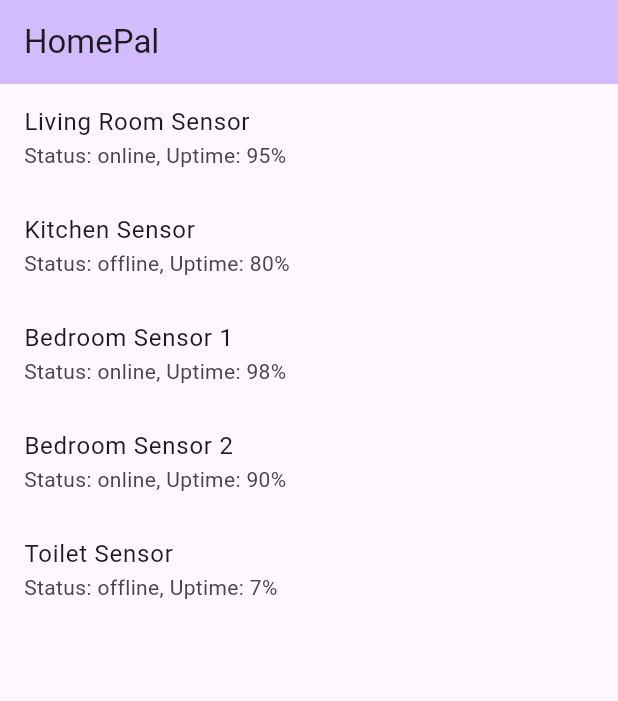
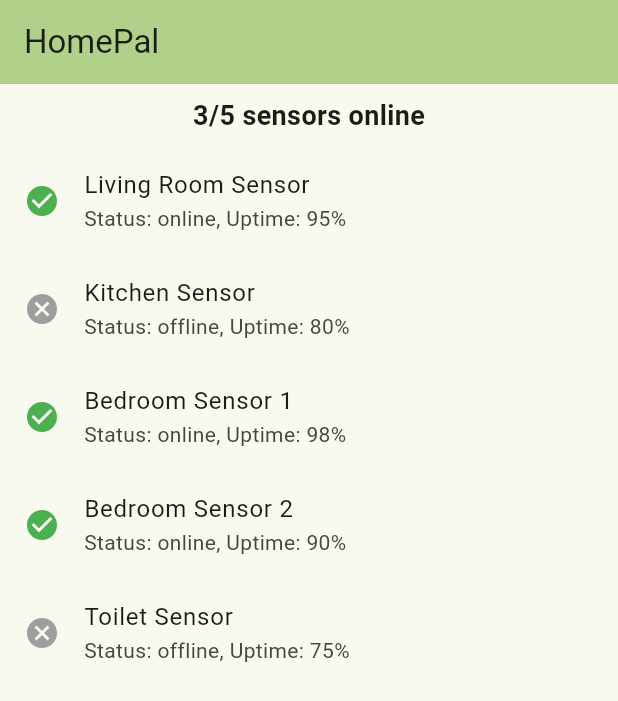
Before and after one commit to Madeee1/Simple-Flutter-Dashboard, a Flutter app: the screen it shows after launch, on a phone screen of 412 x 824 dp. Shown: the top 701 px of the screen. Run offline on Flutter 3.47's test engine with Material 3 defaults, Android fonts, the phone set to English and light mode, and no system bars.

Commit message:
feat: UI Development

```diff
--- a/assets/mock_data.json
+++ b/assets/mock_data.json
@@ -4,6 +4,6 @@
         {"id":"sensor_2","name":"Kitchen Sensor","status":"offline","uptime": 80},
         {"id":"sensor_3","name":"Bedroom Sensor 1","status":"online","uptime": 98},
         {"id":"sensor_4","name":"Bedroom Sensor 2","status":"online","uptime": 90},
-        {"id":"sensor_5","name":"Toilet Sensor","status":"offline","uptime": 7}
+        {"id":"sensor_5","name":"Toilet Sensor","status":"offline","uptime": 75}
     ]
 }
--- a/lib/main.dart
+++ b/lib/main.dart
@@ -30,7 +30,7 @@
         //
         // This works for code too, not just values: Most code changes can be
         // tested with just a hot reload.
-        colorScheme: ColorScheme.fromSeed(seedColor: Colors.deepPurple),
+        colorScheme: ColorScheme.fromSeed(seedColor: Colors.lightGreen),
         useMaterial3: true,
       ),
       home: const MyHomePage(title: 'HomePal'),
@@ -57,7 +57,6 @@
 }
 
 class _MyHomePageState extends State<MyHomePage> {
-  int _counter = 0;
   List<dynamic> _data = [];
 
   @override
@@ -75,6 +74,18 @@
     });
   }
 
+  Widget _buildSummary() {
+    int onlineCount =
+        _data.where((sensor) => sensor['status'] == 'online').length;
+    return Padding(
+      padding: const EdgeInsets.all(8.0),
+      child: Text(
+        '$onlineCount/${_data.length} sensors online',
+        style: TextStyle(fontSize: 18, fontWeight: FontWeight.bold),
+      ),
+    );
+  }
+
   @override
   Widget build(BuildContext context) {
     return Scaffold(
@@ -85,10 +96,22 @@
       body: Center(
         child: _data.isEmpty
             ? const CircularProgressIndicator()
-            : ListView.builder(
+            : Column(
+                children: [
+                  _buildSummary(),
+                  Expanded(
+                    child: ListView.builder(
                       itemCount: _data.length,
                       itemBuilder: (context, index) {
                         return ListTile(
+                          leading: Icon(
+                            _data[index]['status'] == 'online'
+                                ? Icons.check_circle
+                                : Icons.cancel,
+                            color: _data[index]['status'] == 'online'
+                                ? Colors.green
+                                : Colors.grey,
+                          ),
                           title: Text(_data[index]['name']),
                           subtitle: Text(
                               'Status: ${_data[index]['status']}, Uptime: ${_data[index]['uptime']}%'),
@@ -96,6 +119,9 @@
                       },
                     ),
                   ),
+                ],
+              ),
+      ),
     );
   }
 }
```
Lines whose indentation alone changed are shown as unchanged.
